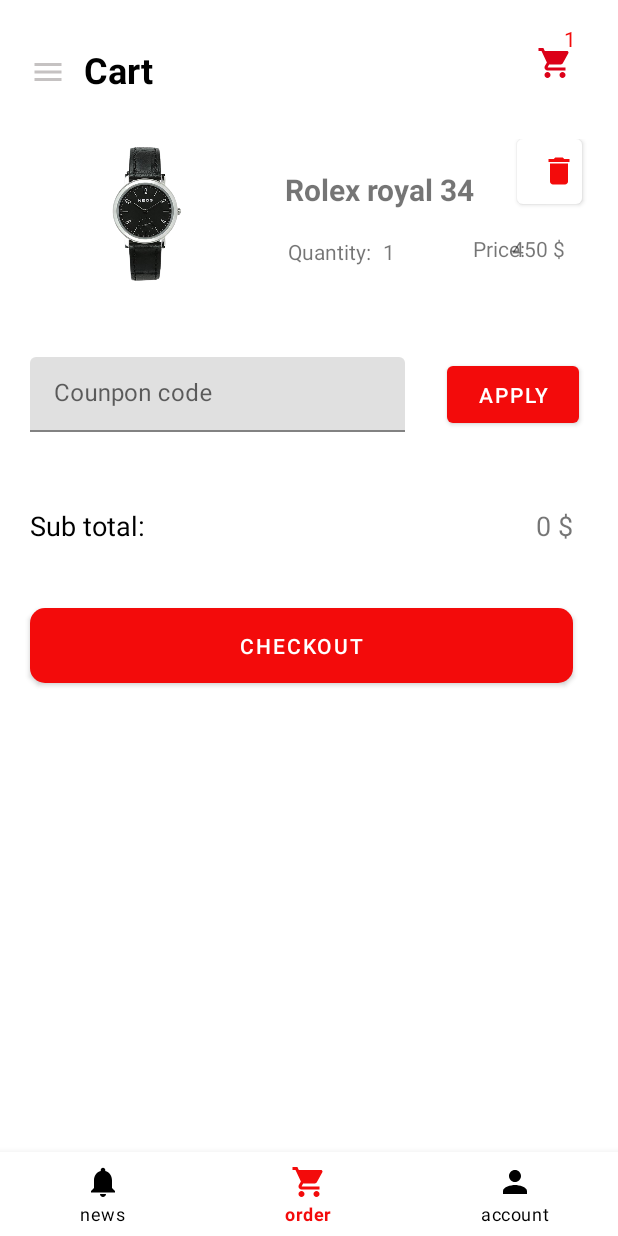
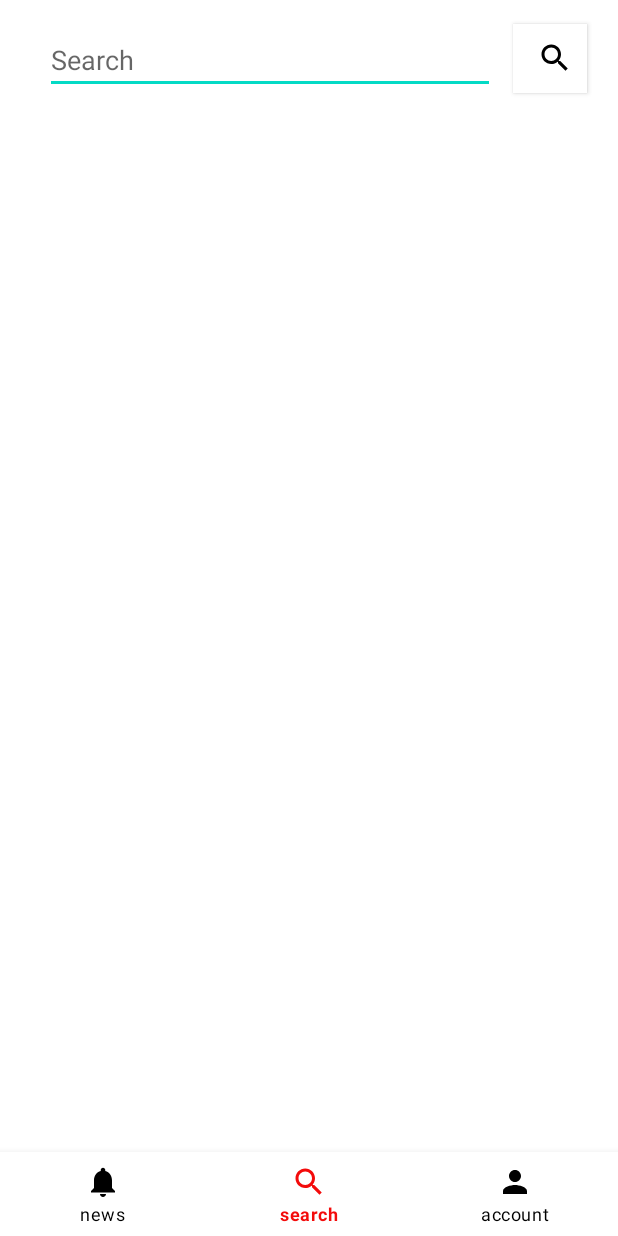
Before and after one commit to anhnguyen21/Android_Project, an Android app: the tabnavi screen opened directly, with no data from a screen before it, item 2 of the bottom bar chosen, on a phone screen of 412 x 824 dp. Run offline under Robolectric (Android 15) with nearby library versions, the phone set to English and light mode, and no system bars; pictures from the network do not load; Roboto replaces fonts that are not available here.

Commit message:
add search

```diff
--- a/app/src/main/java/com/example/app/SQL/SQL.java
+++ b/app/src/main/java/com/example/app/SQL/SQL.java
@@ -177,10 +177,64 @@ public class SQL extends SQLiteOpenHelper {
         return recommendedList;
     }
 
+    public List<Recommended> getSearchRecoment(String str){
+        Log.d("Chuôi", str);
+        List<Recommended> recommendedList=new ArrayList<>();
+        String getUser="select * from newproduct  WHERE name LIKE "+"'%Honner%'";
+        SQLiteDatabase db=getReadableDatabase();
+
+        Cursor cursor=db.rawQuery(getUser,null);
+        cursor.moveToFirst();
+        while (!cursor.isAfterLast()){
+            int id;
+            String name,  imageUrl,  rating,  deliveryTime,  deliveryCharges,  price,  note;
+            id=cursor.getInt(0);
+            name=cursor.getString(1);
+            imageUrl=cursor.getString(2);
+            rating=cursor.getString(3);
+            deliveryTime=cursor.getString(4);
+            deliveryCharges=cursor.getString(5);
+            price=cursor.getString(6);
+            note=cursor.getString(7);
+            Recommended ac=new Recommended(id ,name,  imageUrl,  rating,  deliveryTime,  deliveryCharges,  price, note);
+            recommendedList.add(ac);
+            cursor.moveToNext();
+
+        }
+        cursor.close();
+        return recommendedList;
+    }
+
 
     public List<Popular> getAllPopular(){
         List<Popular> popularList=new ArrayList<>();
         String getUser="select * from popular";
+        SQLiteDatabase db=getReadableDatabase();
+
+        Cursor cursor=db.rawQuery(getUser,null);
+        cursor.moveToFirst();
+        while (!cursor.isAfterLast()){
+            String imageUrl;
+            String name, rating,  deliveryTime,  deliveryCharges,  price,  note;
+            name=cursor.getString(1);
+            imageUrl=cursor.getString(2);
+            rating=cursor.getString(3);
+            deliveryTime=cursor.getString(4);
+            deliveryCharges=cursor.getString(5);
+            price=cursor.getString(6);
+            note=cursor.getString(7);
+            Popular ac=new Popular(name,  imageUrl,  rating,  deliveryTime,  deliveryCharges,  price,  note);
+            popularList.add(ac);
+            cursor.moveToNext();
+
+        }
+        cursor.close();
+        return popularList;
+    }
+
+    public List<Popular> getAllSearchPopular(String str){
+        List<Popular> popularList=new ArrayList<>();
+        String getUser="select * from popular  WHERE CustomerName ="+"'"+str+"'";
         SQLiteDatabase db=getReadableDatabase();
 
         Cursor cursor=db.rawQuery(getUser,null);
--- a/app/src/main/java/com/example/app/frament/OrderFragment.java
+++ b/app/src/main/java/com/example/app/frament/OrderFragment.java
@@ -1,10 +1,12 @@
 package com.example.app.frament;
 
+import android.content.Intent;
 import android.os.Bundle;
 import android.util.Log;
 import android.view.LayoutInflater;
 import android.view.View;
 import android.view.ViewGroup;
+import android.widget.Button;
 import android.widget.TextView;
 
 import androidx.fragment.app.Fragment;
@@ -12,11 +14,16 @@ import androidx.recyclerview.widget.LinearLayoutManager;
 import androidx.recyclerview.widget.RecyclerView;
 
 import com.example.app.Adapter.OderAdapter;
+import com.example.app.Adapter.RecomentAdapter;
+import com.example.app.LoginFrom;
 import com.example.app.Object.cart;
 import com.example.app.R;
+import com.example.app.Regist;
+import com.example.app.model.Popular;
 import com.example.app.model.Recommended;
 import com.example.app.tabnavi;
 
+import java.util.ArrayList;
 import java.util.List;
 
 /**
@@ -28,8 +35,8 @@ public class OrderFragment extends Fragment {
     View v;
     RecyclerView recyclerViewOder;
     private List<cart> cartList = tabnavi.sql.getCart();
-    private List<Recommended> recommendedList=tabnavi.sql.getRecoment();
-    TextView itemPrice, itemQuantity;
+    private List<Recommended> recommendedList=new ArrayList<>();
+    TextView Search;
 
     // TODO: Rename parameter arguments, choose names that match
     // the fragment initialization parameters, e.g. ARG_ITEM_NUMBER
@@ -80,27 +87,24 @@ public class OrderFragment extends Fragment {
     @Override
     public View onCreateView(LayoutInflater inflater, ViewGroup container,
                              Bundle savedInstanceState) {
-        int totalPrice=0;
-        int total=0;
-        for (int i=0;i<cartList.size();i++) {
-            int quantity = cartList.get(i).getQuanlity();
-            int price = Integer.parseInt(recommendedList.get(cartList.get(i).getIdPro() - 1).getPrice());
-            total+=quantity;
-            totalPrice += quantity * price;
-            Log.d("i:", String.valueOf(totalPrice));
-        }
-        Log.d("Tông số sản phẩm:", String.valueOf(cartList.size()));
+        String textSearch;
         v=inflater.inflate(R.layout.fragment_oder, container, false);
-        itemQuantity=v.findViewById((R.id.txtTotalCart));
-        itemPrice = v.findViewById(R.id.txtTotalPrice);
-        itemPrice.setText(String.valueOf(totalPrice)+ " $");
-        itemQuantity.setText(String.valueOf(total));
-        recyclerViewOder=v.findViewById(R.id.recyCart);
+        recyclerViewOder=v.findViewById(R.id.reSearch);
+        Search=v.findViewById(R.id.IpSearch);
+        textSearch=Search.getText().toString();
+        Button btdk =v.findViewById(R.id.btnSearch);
+        Log.d("hirnthij ", textSearch);
+        btdk.setOnClickListener(new View.OnClickListener() {
+            @Override
+            public void onClick(View v) {
 
-        OderAdapter oderAdapter=new OderAdapter(getContext(),cartList,recommendedList);
-        recyclerViewOder.setLayoutManager(new LinearLayoutManager(getActivity()));
-        recyclerViewOder.setAdapter(oderAdapter);
+                recommendedList=tabnavi.sql.getSearchRecoment(textSearch);
+                RecomentAdapter recomentAdapter=new RecomentAdapter(getContext(),recommendedList);
+                recyclerViewOder.setLayoutManager(new LinearLayoutManager(getActivity()));
+                recyclerViewOder.setAdapter(recomentAdapter);
+            }
+        });
+
         return v;
-
     }
 }
--- a/app/src/main/res/drawable/ic_baseline_search_24.xml
+++ b/app/src/main/res/drawable/ic_baseline_search_24.xml
@@ -1,4 +1,4 @@
-<vector android:height="24dp" android:tint="#DC0018"
+<vector android:height="24dp" android:tint="#FFFFFF"
     android:viewportHeight="24" android:viewportWidth="24"
     android:width="24dp" xmlns:android="http://schemas.android.com/apk/res/android">
     <path android:fillColor="@android:color/white" android:pathData="M15.5,14h-0.79l-0.28,-0.27C15.41,12.59 16,11.11 16,9.5 16,5.91 13.09,3 9.5,3S3,5.91 3,9.5 5.91,16 9.5,16c1.61,0 3.09,-0.59 4.23,-1.57l0.27,0.28v0.79l5,4.99L20.49,19l-4.99,-5zM9.5,14C7.01,14 5,11.99 5,9.5S7.01,5 9.5,5 14,7.01 14,9.5 11.99,14 9.5,14z"/>
--- a/app/src/main/res/layout/activity_tabnavi.xml
+++ b/app/src/main/res/layout/activity_tabnavi.xml
@@ -4,15 +4,15 @@
     xmlns:tools="http://schemas.android.com/too"
     android:layout_width="match_parent"
     android:layout_height="match_parent"
-    android:background="@android:color/holo_blue_dark"
+    android:background="@android:color/background_light"
     tools:context=".frament.tabnavi">
 
     // viewpager thuộc androidx
+
     <androidx.viewpager.widget.ViewPager
         android:id="@+id/view_pager"
         android:layout_width="match_parent"
-        android:layout_height="match_parent"
-        />
+        android:layout_height="match_parent" />
     <!--    // import google -->
     <!--        gọi thuộc tính color vừa được tạo ở trong file-->
     <!--    tạo 1 menu chứa icon và tên của chức năng-->
@@ -23,9 +23,8 @@
         android:layout_alignParentBottom="true"
         android:background="@color/white"
 
+        app:itemIconTint="@color/color_navi"
         app:itemTextColor="@color/color_navi"
-        app:itemIconTint="@color/color_navi"
-        app:menu="@menu/menu_bt_navi"
-        />
+        app:menu="@menu/menu_bt_navi" />
 
 </RelativeLayout>
--- a/app/src/main/res/layout/fragment_oder.xml
+++ b/app/src/main/res/layout/fragment_oder.xml
@@ -5,7 +5,6 @@
     android:layout_width="match_parent"
     android:layout_height="match_parent"
 
-    android:background="@color/white"
     tools:context=".frament.NewFragment">
 
     <ScrollView
@@ -18,158 +17,47 @@
 
         <androidx.constraintlayout.widget.ConstraintLayout
             android:layout_width="match_parent"
-            android:layout_height="match_parent">
+            android:layout_height="600dp">
+
+            <EditText
+                android:id="@+id/IpSearch"
+                android:layout_width="300dp"
+                android:layout_height="wrap_content"
+                android:layout_marginStart="30dp"
+                android:layout_marginLeft="30dp"
+                android:layout_marginTop="17dp"
+                android:ems="10"
+                android:hint="Search"
+                android:inputType="textPersonName"
+                app:layout_constraintStart_toStartOf="parent"
+                app:layout_constraintTop_toTopOf="parent" />
+
+            <Button
+                android:id="@+id/btnSearch"
+                android:layout_width="49dp"
+                android:layout_height="46dp"
+                android:layout_marginStart="12dp"
+                android:layout_marginLeft="12dp"
+                android:layout_marginTop="16dp"
+                android:background="@color/white"
+                app:backgroundTint="@color/white"
+                app:icon="@drawable/ic_baseline_search_24"
+                app:iconTint="@color/black"
+                app:layout_constraintStart_toEndOf="@+id/IpSearch"
+                app:layout_constraintTop_toTopOf="parent" />
 
             <androidx.recyclerview.widget.RecyclerView
-                android:id="@+id/recyCart"
+                android:id="@+id/reSearch"
                 android:layout_width="match_parent"
-                android:layout_height="wrap_content"
+                android:layout_height="match_parent"
                 android:layout_marginStart="20dp"
                 android:layout_marginLeft="20dp"
-                android:layout_marginTop="30dp"
+                android:layout_marginTop="40dp"
                 android:layout_marginEnd="20dp"
                 android:layout_marginRight="20dp"
                 app:layout_constraintEnd_toEndOf="parent"
-                app:layout_constraintHorizontal_bias="0.0"
                 app:layout_constraintStart_toStartOf="parent"
-                app:layout_constraintTop_toBottomOf="@+id/textView9" />
-
-            <TextView
-                android:id="@+id/textView9"
-                android:layout_width="wrap_content"
-                android:layout_height="wrap_content"
-                android:layout_marginStart="56dp"
-                android:layout_marginLeft="56dp"
-                android:layout_marginTop="30dp"
-                android:text="Cart "
-                android:textColor="@color/black"
-                android:textSize="24sp"
-                android:textStyle="bold"
-                app:layout_constraintStart_toStartOf="parent"
-                app:layout_constraintTop_toTopOf="parent" />
-
-            <ImageView
-                android:id="@+id/imageView7"
-                android:layout_width="wrap_content"
-                android:layout_height="wrap_content"
-                android:layout_marginStart="20dp"
-                android:layout_marginLeft="20dp"
-                android:layout_marginTop="36dp"
-                android:src="@drawable/ic_menu_black_24dp"
-                app:layout_constraintStart_toStartOf="parent"
-                app:layout_constraintTop_toTopOf="parent" />
-
-            <androidx.constraintlayout.widget.ConstraintLayout
-                android:id="@+id/constraintLayout3"
-                android:layout_width="match_parent"
-                android:layout_height="70dp"
-                android:layout_marginTop="20dp"
-                app:layout_constraintTop_toBottomOf="@+id/recyCart">
-
-                <com.google.android.material.textfield.TextInputLayout
-                    android:id="@+id/textInputLayout"
-                    android:layout_width="250dp"
-                    android:layout_height="50dp"
-                    android:layout_marginStart="20dp"
-                    android:layout_marginLeft="20dp"
-                    android:layout_marginTop="10dp"
-                    app:layout_constraintStart_toStartOf="parent"
-                    app:layout_constraintTop_toTopOf="parent">
-
-                    <com.google.android.material.textfield.TextInputEditText
-                        android:layout_width="match_parent"
-                        android:layout_height="wrap_content"
-                        android:hint="Counpon code"
-                        android:textColorHint="@color/red" />
-                </com.google.android.material.textfield.TextInputLayout>
-
-                <Button
-                    android:id="@+id/button4"
-                    android:layout_width="wrap_content"
-                    android:layout_height="50dp"
-                    android:layout_marginStart="28dp"
-                    android:layout_marginLeft="28dp"
-                    android:layout_marginTop="10dp"
-                    android:text="Apply"
-                    app:backgroundTint="@color/red"
-                    app:layout_constraintStart_toEndOf="@+id/textInputLayout"
-                    app:layout_constraintTop_toTopOf="parent" />
-            </androidx.constraintlayout.widget.ConstraintLayout>
-
-            <androidx.constraintlayout.widget.ConstraintLayout
-                android:layout_width="match_parent"
-                android:layout_height="180dp"
-                android:layout_marginTop="20dp"
-                app:layout_constraintTop_toBottomOf="@+id/constraintLayout3">
-
-                <TextView
-                    android:id="@+id/textView6"
-                    android:layout_width="wrap_content"
-                    android:layout_height="wrap_content"
-                    android:layout_marginStart="20dp"
-                    android:layout_marginLeft="20dp"
-                    android:layout_marginTop="20dp"
-                    android:text="Sub total: "
-                    android:textColor="@color/black"
-                    android:textSize="18sp"
-                    app:layout_constraintStart_toStartOf="parent"
-                    app:layout_constraintTop_toTopOf="parent" />
-
-                <TextView
-                    android:id="@+id/txtTotalPrice"
-                    android:layout_width="wrap_content"
-                    android:layout_height="wrap_content"
-                    android:layout_marginTop="20dp"
-                    android:layout_marginEnd="30dp"
-                    android:layout_marginRight="30dp"
-                    android:text="TextView"
-                    android:textSize="18sp"
-                    app:layout_constraintEnd_toEndOf="parent"
-                    app:layout_constraintTop_toTopOf="parent" />
-
-                <Button
-                    android:id="@+id/button5"
-                    android:layout_width="0dp"
-                    android:layout_height="50dp"
-                    android:layout_marginStart="20dp"
-                    android:layout_marginLeft="20dp"
-                    android:layout_marginTop="10dp"
-                    android:layout_marginEnd="30dp"
-                    android:layout_marginRight="30dp"
-                    android:layout_marginBottom="10dp"
-                    android:background="@drawable/bd_checkout"
-                    android:text="CHECKOUT"
-                    app:backgroundTint="@color/red"
-                    app:layout_constraintBottom_toBottomOf="parent"
-                    app:layout_constraintEnd_toEndOf="parent"
-                    app:layout_constraintStart_toStartOf="parent"
-                    app:layout_constraintTop_toBottomOf="@+id/textView6" />
-            </androidx.constraintlayout.widget.ConstraintLayout>
-
-            <ImageView
-                android:id="@+id/imageView3"
-                android:layout_width="wrap_content"
-                android:layout_height="wrap_content"
-                android:layout_marginTop="30dp"
-                android:layout_marginEnd="30dp"
-                android:layout_marginRight="30dp"
-                android:scrollbarThumbHorizontal="@color/black"
-                android:scrollbarThumbVertical="@color/black"
-                android:src="@drawable/ic_baseline_shopping_cart_24"
-                app:layout_constraintEnd_toEndOf="parent"
-                app:layout_constraintTop_toTopOf="parent" />
-
-            <TextView
-                android:id="@+id/txtTotalCart"
-                android:layout_width="20dp"
-                android:layout_height="20dp"
-                android:layout_marginTop="16dp"
-                android:layout_marginEnd="16dp"
-                android:layout_marginRight="16dp"
-                android:text="TextView"
-                android:textColor="@color/red"
-                app:layout_constraintEnd_toEndOf="parent"
-                app:layout_constraintTop_toTopOf="parent" />
+                app:layout_constraintTop_toBottomOf="@+id/IpSearch" />
 
         </androidx.constraintlayout.widget.ConstraintLayout>
     </ScrollView>
--- a/app/src/main/res/menu/menu_bt_navi.xml
+++ b/app/src/main/res/menu/menu_bt_navi.xml
@@ -2,7 +2,7 @@
 <!--tạo menun chứa các giá trị trong đó-->
 <menu xmlns:android="http://schemas.android.com/apk/res/android">
     <item android:id="@+id/menu_news" android:title="news" android:icon="@drawable/newspaper" />
-    <item android:id="@+id/menu_order" android:title="order" android:icon="@drawable/order" />
+    <item android:id="@+id/menu_order" android:title="search" android:icon="@drawable/ic_baseline_search_24" />
     <item android:id="@+id/menu_account" android:title="account" android:icon="@drawable/account" />
 
 </menu>
```
